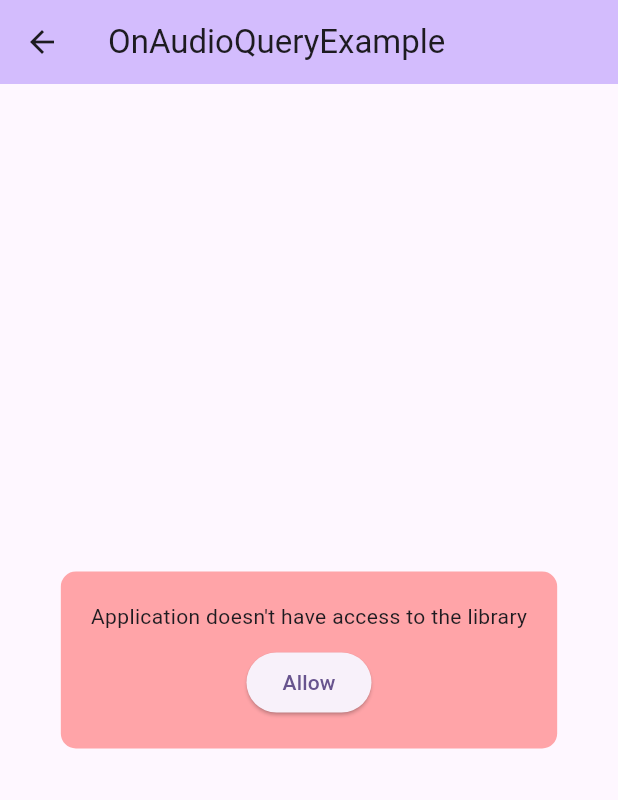
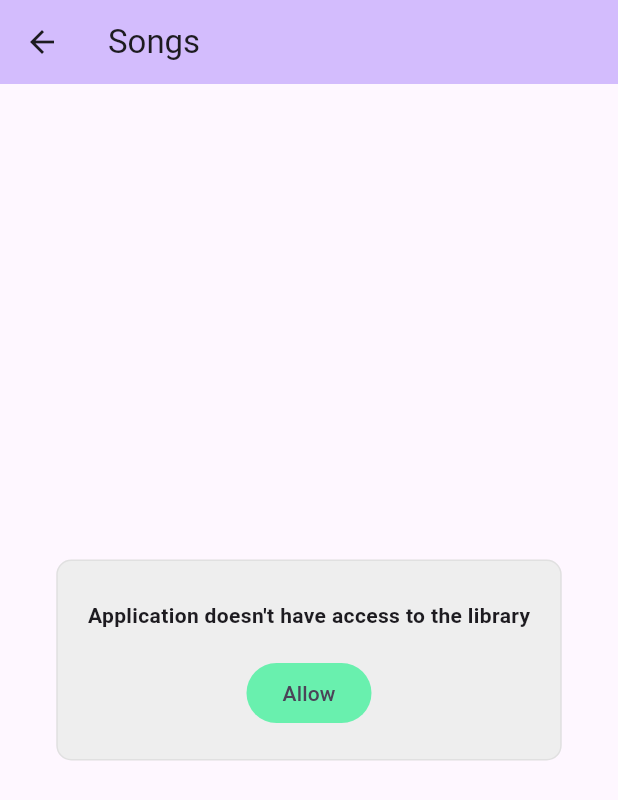
Before and after one commit to hasansujon786/lume-music-player, a Flutter app: the screen it shows after launch, after a tap on "Songs", on a phone screen of 412 x 824 dp. Shown: the top 800 px of the screen. Run offline on Flutter 3.47's test engine with Material 3 defaults, Android fonts, the phone set to English and light mode, and no system bars; our stand-ins replace equatable, flutter_bloc, freezed_annotation, just_audio, permission_handler; missing offline and left inert: on_audio_query_forked.

Commit message:
feat: show song & artisl list

```diff
--- /dev/null
+++ b/lib/common/routes/route_generator.dart
@@ -0,0 +1,33 @@
+import 'package:flutter/material.dart';
+
+import '../../features/browse/screens/artists_screen.dart';
+import '../../features/browse/screens/songs_screen.dart';
+import '../../features/home/screens/home_screen.dart';
+import '../../features/player/screens/player_screen.dart';
+import '../../features/player/screens/playlist.dart';
+import '../../features/setting/screens/permissions.dart';
+import 'routes.dart';
+
+class RouteGenerator {
+  static Route<dynamic> generateRoute(RouteSettings settings) {
+    switch (settings.name) {
+      case Routes.landing:
+        return MaterialPageRoute(builder: (context) => HomeScreen(title: 'LumeMusicPlayer'));
+
+      case Routes.player:
+        return MaterialPageRoute(builder: (context) => PlayerScreen());
+      case Routes.playlist:
+        return MaterialPageRoute(builder: (context) => Playlist());
+
+      case Routes.browseArtists:
+        return MaterialPageRoute(builder: (context) => ArtistsScreen());
+      case Routes.browseSongs:
+        return MaterialPageRoute(builder: (context) => SongsScreen());
+      case Routes.permissions:
+        return MaterialPageRoute(builder: (context) => PermissionsScreen());
+
+      default:
+        return MaterialPageRoute(builder: (context) => HomeScreen(title: 'LumeMusicPlayer'));
+    }
+  }
+}
--- /dev/null
+++ b/lib/common/routes/routes.dart
@@ -0,0 +1,16 @@
+class Routes {
+  // Global routes
+  static const String landing = '/';
+
+  static const String player = '/player';
+  static const String playlist = '/playlist';
+
+  static const String browseSongs = '/songs';
+  static const String browseArtists = '/artists';
+
+  static const String permissions = '/permissions';
+
+  /**
+   * Page specific routes
+   */
+}
--- /dev/null
+++ b/lib/features/browse/cubit/media_cubit.dart
@@ -0,0 +1,90 @@
+import 'package:flutter_bloc/flutter_bloc.dart';
+import 'package:freezed_annotation/freezed_annotation.dart';
+import 'package:on_audio_query_forked/on_audio_query.dart';
+
+part 'media_cubit.freezed.dart';
+
+class MediaCubit extends Cubit<MediaState> {
+  final OnAudioQuery _audioQuery;
+
+  MediaCubit(this._audioQuery) : super(const MediaState()) {
+    // LogConfig logConfig = LogConfig(logType: LogType.DEBUG);
+    // _audioQuery.setLogConfig(logConfig);
+    _init();
+  }
+
+  Future<void> _init() async {
+    final hasPermission = await checkAndRequestPermissions();
+    if (hasPermission) {
+      loadSongs(retry: true);
+    }
+  }
+
+  Future<bool> checkAndRequestPermissions({bool retry = false}) async {
+    final permission = await _audioQuery.checkAndRequest(retryRequest: retry);
+    emit(state.copyWith(hasPermission: permission));
+    return permission;
+  }
+
+  Future<void> loadSongs({bool retry = false}) async {
+    if (!retry && state.songs.isNotEmpty) return;
+
+    emit(state.copyWith(isLoading: true));
+    try {
+      final songs = await _audioQuery.querySongs(
+        sortType: SongSortType.TITLE,
+        orderType: OrderType.ASC_OR_SMALLER,
+        uriType: UriType.EXTERNAL,
+        ignoreCase: true,
+      );
+      emit(state.copyWith(isLoading: false, songs: songs));
+    } catch (e) {
+      emit(state.copyWith(isLoading: false, error: e.toString()));
+    }
+  }
+
+  Future<void> loadArtists({bool retry = false}) async {
+    if (!retry && state.artists.isNotEmpty) return;
+
+    emit(state.copyWith(isLoading: true));
+    try {
+      final artists = await _audioQuery.queryArtists();
+      emit(state.copyWith(isLoading: false, artists: artists));
+    } catch (e) {
+      emit(state.copyWith(isLoading: false, error: e.toString()));
+    }
+  }
+
+  Future<void> loadAlbums({bool retry = false}) async {
+    if (!retry && state.albums.isNotEmpty) return;
+
+    emit(state.copyWith(isLoading: true));
+    try {
+      final albums = await _audioQuery.queryAlbums();
+      emit(state.copyWith(isLoading: false, albums: albums));
+    } catch (e) {
+      emit(state.copyWith(isLoading: false, error: e.toString()));
+    }
+  }
+}
+
+@freezed
+abstract class MediaState with _$MediaState {
+  const factory MediaState({
+    @Default([]) List<SongModel> songs,
+    @Default([]) List<ArtistModel> artists,
+    @Default([]) List<AlbumModel> albums,
+    @Default(false) bool isLoading,
+    @Default(false) bool hasPermission,
+    String? error,
+  }) = _MediaState;
+}
+
+class AudioQueryManager {
+  static final AudioQueryManager _instance = AudioQueryManager._internal();
+  factory AudioQueryManager() => _instance;
+  AudioQueryManager._internal();
+
+  // Public fields
+  final OnAudioQuery audioQuery = OnAudioQuery();
+}
--- /dev/null
+++ b/lib/features/browse/screens/songs_screen.dart
@@ -0,0 +1,120 @@
+import 'package:flutter/material.dart';
+import 'package:flutter_bloc/flutter_bloc.dart';
+import 'package:on_audio_query_forked/on_audio_query.dart';
+
+import '../../../common/routes/routes.dart';
+import '../../browse/cubit/media_cubit.dart';
+import '../../player/cubit/audio_player_cubit.dart';
+
+class SongsScreen extends StatefulWidget {
+  const SongsScreen({super.key});
+
+  @override
+  State<SongsScreen> createState() => _SongsScreenState();
+}
+
+class _SongsScreenState extends State<SongsScreen> {
+  final _audioQuery = AudioQueryManager().audioQuery;
+
+  @override
+  void initState() {
+    super.initState();
+  }
+
+  checkAndRequestPermissions({bool retry = false}) async {
+    context.read<MediaCubit>().checkAndRequestPermissions(retry: true);
+  }
+
+  @override
+  Widget build(BuildContext context) {
+    return Scaffold(
+      appBar: AppBar(
+        backgroundColor: Theme.of(context).colorScheme.inversePrimary,
+        title: const Text('Songs'),
+      ),
+      body: BlocBuilder<MediaCubit, MediaState>(
+        builder: (context, state) {
+          if (!state.hasPermission) {
+            return noAccessToLibraryWidget();
+          }
+          if (state.isLoading) {
+            return const SizedBox();
+          }
+          if (state.error != null) {
+            return Text(state.error.toString());
+          }
+
+          return buildListView(state.songs);
+        },
+      ),
+    );
+  }
+
+  Widget buildListView(List<SongModel> songs) {
+    if (songs.isEmpty) return const Text('Nothing found!');
+
+    return ListView.builder(
+      itemCount: songs.length,
+      itemBuilder: (context, index) {
+        return ListTile(
+          onTap: () async {
+            // TODO: restrict double tap
+            final navigate = Navigator.of(context).pushNamed;
+            await context.read<AudioPlayerCubit>().setAudioFromFile(
+              songs,
+              shouldPlay: true,
+              index: index,
+            );
+            navigate(Routes.player);
+          },
+          title: Text(songs[index].title),
+          subtitle: Text(songs[index].artist ?? 'No Artist'),
+          leading: Container(
+            clipBehavior: Clip.antiAlias,
+            decoration: BoxDecoration(
+              color: Colors.grey.shade300,
+              borderRadius: BorderRadius.circular(4),
+            ),
+            child: QueryArtworkWidget(
+              artworkClipBehavior: Clip.none,
+              controller: _audioQuery,
+              id: songs[index].id,
+              type: ArtworkType.AUDIO,
+            ),
+          ),
+        );
+      },
+    );
+  }
+
+  Widget noAccessToLibraryWidget() {
+    return Center(
+      child: Container(
+        decoration: BoxDecoration(
+          borderRadius: BorderRadius.circular(10),
+          color: Colors.grey.shade200,
+          border: BoxBorder.all(color: Colors.grey.shade300),
+        ),
+        padding: const EdgeInsets.all(20),
+        child: Column(
+          mainAxisSize: MainAxisSize.min,
+          children: [
+            const SizedBox(height: 6),
+            const Text(
+              "Application doesn't have access to the library",
+              style: TextStyle(fontSize: 14, fontWeight: FontWeight.w600),
+            ),
+            const SizedBox(height: 18),
+            FilledButton.tonal(
+              style: ButtonStyle(
+                backgroundColor: WidgetStateProperty.all(Colors.greenAccent.shade200),
+              ),
+              onPressed: () => checkAndRequestPermissions(retry: true),
+              child: const Text('Allow'),
+            ),
+          ],
+        ),
+      ),
+    );
+  }
+}
--- a/lib/features/home/screens/home_screen.dart
+++ b/lib/features/home/screens/home_screen.dart
@@ -1,14 +1,11 @@
 import 'package:flutter/material.dart';
 
-import '../../player/screens/player_screen.dart';
-import '../../player/screens/songs_screen.dart';
-import '../../setting/screens/permissions.dart';
+import '../../../common/routes/routes.dart';
 
 class HomeScreen extends StatefulWidget {
   const HomeScreen({super.key, required this.title});
   final String title;
 
-  static const routeName = '/';
   @override
   State<HomeScreen> createState() => _HomeScreenState();
 }
@@ -20,22 +17,28 @@ class _HomeScreenState extends State<HomeScreen> {
       appBar: AppBar(
         backgroundColor: Theme.of(context).colorScheme.inversePrimary,
         title: Text(widget.title),
+        actions: [
+          IconButton(
+            onPressed: () => Navigator.pushNamed(context, Routes.permissions),
+            icon: Icon(Icons.settings_rounded),
+          ),
+        ],
       ),
       body: Center(
         child: Column(
           mainAxisAlignment: MainAxisAlignment.center,
           children: <Widget>[
             TextButton(
-              onPressed: () => Navigator.pushNamed(context, PlayerScreen.routeName),
+              onPressed: () => Navigator.pushNamed(context, Routes.player),
               child: Text('Open Player'),
             ),
             TextButton(
-              onPressed: () => Navigator.pushNamed(context, SongsScreen.routeName),
+              onPressed: () => Navigator.pushNamed(context, Routes.browseSongs),
               child: Text('Songs'),
             ),
             TextButton(
-              onPressed: () => Navigator.pushNamed(context, PermissionsScreen.routeName),
-              child: Text('Permissions'),
+              onPressed: () => Navigator.pushNamed(context, Routes.browseArtists),
+              child: Text('Artists'),
             ),
           ],
         ),
--- a/lib/features/player/screens/player_screen.dart
+++ b/lib/features/player/screens/player_screen.dart
@@ -6,7 +6,6 @@ import '../widgets/widgets.dart';
 class PlayerScreen extends StatefulWidget {
   const PlayerScreen({super.key});
 
-  static const routeName = '/player';
   @override
   State<PlayerScreen> createState() => _PlayerScreenState();
 }
--- a/lib/features/player/screens/playlist.dart
+++ b/lib/features/player/screens/playlist.dart
@@ -6,7 +6,6 @@ import '../cubit/audio_player_cubit.dart';
 class Playlist extends StatefulWidget {
   const Playlist({super.key});
 
-  static const routeName = '/playlist';
   @override
   State<Playlist> createState() => _PlaylistState();
 }
@@ -28,7 +27,10 @@ class _PlaylistState extends State<Playlist> {
                 ),
                 title: Text(item.title),
                 trailing: Icon(Icons.menu),
-                onTap: () => context.read<AudioPlayerCubit>().playWithIndex(index),
+                onTap: () {
+                  context.read<AudioPlayerCubit>().selectAudioWithIndex(index);
+                  context.read<AudioPlayerCubit>().play();
+                },
               );
             },
           );
--- a/lib/features/player/screens/songs_screen.dart
+++ /dev/null
@@ -1,129 +0,0 @@
-import 'package:flutter/material.dart';
-import 'package:flutter_bloc/flutter_bloc.dart';
-import 'package:on_audio_query_forked/on_audio_query.dart';
-
-import '../cubit/audio_player_cubit.dart';
-import 'player_screen.dart';
-
-class SongsScreen extends StatefulWidget {
-  const SongsScreen({super.key});
-
-  static const routeName = '/songs';
-  @override
-  State<SongsScreen> createState() => _SongsScreenState();
-}
-
-class _SongsScreenState extends State<SongsScreen> {
-  // Main method.
-  final OnAudioQuery _audioQuery = OnAudioQuery();
-
-  // Indicate if application has permission to the library.
-  bool _hasPermission = false;
-
-  @override
-  void initState() {
-    super.initState();
-    // (Optinal) Set logging level. By default will be set to 'WARN'.
-    //
-    // Log will appear on:
-    //  * XCode: Debug Console
-    //  * VsCode: Debug Console
-    //  * Android Studio: Debug and Logcat Console
-    LogConfig logConfig = LogConfig(logType: LogType.DEBUG);
-    _audioQuery.setLogConfig(logConfig);
-
-    // Check and request for permission.
-    checkAndRequestPermissions();
-  }
-
-  checkAndRequestPermissions({bool retry = false}) async {
-    // The param 'retryRequest' is false, by default.
-    _hasPermission = await _audioQuery.checkAndRequest(retryRequest: retry);
-
-    // Only call update the UI if application has all required permissions.
-    _hasPermission ? setState(() {}) : null;
-  }
-
-  @override
-  Widget build(BuildContext context) {
-    return Scaffold(
-      appBar: AppBar(
-        backgroundColor: Theme.of(context).colorScheme.inversePrimary,
-        title: const Text('OnAudioQueryExample'),
-      ),
-      body: Center(
-        child: !_hasPermission
-            ? noAccessToLibraryWidget()
-            : FutureBuilder<List<SongModel>>(
-                // Default values:
-                future: _audioQuery.querySongs(
-                  sortType: null,
-                  orderType: OrderType.ASC_OR_SMALLER,
-                  uriType: UriType.EXTERNAL,
-                  ignoreCase: true,
-                ),
-                builder: (context, item) {
-                  // Display error, if any.
-                  if (item.hasError) {
-                    return Text(item.error.toString());
-                  }
-
-                  // Waiting content.
-                  if (item.data == null) {
-                    return const CircularProgressIndicator();
-                  }
-
-                  // 'Library' is empty.
-                  if (item.data!.isEmpty) return const Text('Nothing found!');
-
-                  // You can use [item.data!] direct or you can create a:
-                  // List<SongModel> songs = item.data!;
-                  return ListView.builder(
-                    itemCount: item.data!.length,
-                    itemBuilder: (context, index) {
-                      return ListTile(
-                        onTap: () async {
-                          final song = item.data![index];
-                          context.read<AudioPlayerCubit>().setAudioFromFile([song, item.data![index + 1]]);
-                          Navigator.of(context).pushNamed(PlayerScreen.routeName);
-                        },
-                        title: Text(item.data![index].title),
-                        subtitle: Text(item.data![index].artist ?? 'No Artist'),
-                        trailing: const Icon(Icons.arrow_forward_rounded),
-                        // This Widget will query/load image.
-                        // You can use/create your own widget/method using [queryArtwork].
-                        leading: QueryArtworkWidget(
-                          controller: _audioQuery,
-                          id: item.data![index].id,
-                          type: ArtworkType.AUDIO,
-                        ),
-                      );
-                    },
-                  );
-                },
-              ),
-      ),
-    );
-  }
-
-  Widget noAccessToLibraryWidget() {
-    return Container(
-      decoration: BoxDecoration(
-        borderRadius: BorderRadius.circular(10),
-        color: Colors.redAccent.withOpacity(0.5),
-      ),
-      padding: const EdgeInsets.all(20),
-      child: Column(
-        mainAxisSize: MainAxisSize.min,
-        children: [
-          const Text("Application doesn't have access to the library"),
-          const SizedBox(height: 10),
-          ElevatedButton(
-            onPressed: () => checkAndRequestPermissions(retry: true),
-            child: const Text('Allow'),
-          ),
-        ],
-      ),
-    );
-  }
-}
--- a/lib/features/player/widgets/player_main_controlls.dart
+++ b/lib/features/player/widgets/player_main_controlls.dart
@@ -2,8 +2,8 @@ import 'package:flutter/material.dart';
 import 'package:flutter_bloc/flutter_bloc.dart';
 import 'package:just_audio/just_audio.dart';
 
+import '../../../common/routes/routes.dart';
 import '../cubit/audio_player_cubit.dart';
-import '../screens/playlist.dart';
 
 class PlayerMainControlls extends StatelessWidget {
   const PlayerMainControlls({super.key});
@@ -48,7 +48,7 @@ class PlayerMainControlls extends StatelessWidget {
                   isSelected: false,
                   icon: Icon(Icons.playlist_play_rounded),
                   onPressed: () {
-                    Navigator.pushNamed(context, Playlist.routeName);
+                    Navigator.pushNamed(context, Routes.playlist);
                   },
                 ),
               ],
--- /dev/null
+++ b/lib/features/setting/cubit/settings_cubit.dart
@@ -0,0 +1,19 @@
+import 'package:equatable/equatable.dart';
+import 'package:flutter_bloc/flutter_bloc.dart';
+
+class SettingsCubit extends Cubit<SettingsState> {
+  SettingsCubit() : super(SettingsState.initial());
+}
+
+class SettingsState extends Equatable {
+  const SettingsState();
+
+  factory SettingsState.initial() => SettingsState();
+
+  SettingsState copyWith() {
+    return SettingsState();
+  }
+
+  @override
+  List<Object?> get props => [];
+}
--- a/lib/features/setting/screens/permissions.dart
+++ b/lib/features/setting/screens/permissions.dart
@@ -6,7 +6,6 @@ import 'package:permission_handler/permission_handler.dart';
 class PermissionsScreen extends StatefulWidget {
   const PermissionsScreen({super.key});
 
-  static const routeName = '/permissions';
   @override
   State<PermissionsScreen> createState() => _PermissionsScreenState();
 }
--- a/lib/main.dart
+++ b/lib/main.dart
@@ -1,12 +1,11 @@
 import 'package:flutter/material.dart';
 import 'package:flutter_bloc/flutter_bloc.dart';
 
-import 'features/home/screens/home_screen.dart';
+import 'common/routes/route_generator.dart';
+import 'common/routes/routes.dart';
+import 'features/browse/cubit/media_cubit.dart';
 import 'features/player/cubit/audio_player_cubit.dart';
-import 'features/player/screens/player_screen.dart';
-import 'features/player/screens/playlist.dart';
-import 'features/player/screens/songs_screen.dart';
-import 'features/setting/screens/permissions.dart';
+import 'features/setting/cubit/settings_cubit.dart';
 
 void main() {
   runApp(const MyApp());
@@ -17,28 +16,18 @@
 
   @override
   Widget build(BuildContext context) {
-    return BlocProvider(
-      create: (context) => AudioPlayerCubit(),
+    return MultiBlocProvider(
+      providers: [
+        BlocProvider<AudioPlayerCubit>(create: (context) => AudioPlayerCubit()),
+        BlocProvider<SettingsCubit>(create: (context) => SettingsCubit()),
+        BlocProvider<MediaCubit>(create: (context) => MediaCubit(AudioQueryManager().audioQuery)),
+      ],
       child: MaterialApp(
+        debugShowCheckedModeBanner: false,
         title: 'Flutter Demo',
         theme: ThemeData(colorScheme: ColorScheme.fromSeed(seedColor: Colors.deepPurple)),
-        home: const HomeScreen(title: 'LumeMusicPlayer'),
-        onGenerateRoute: (settings) {
-          switch (settings.name) {
-            case PlayerScreen.routeName:
-              return MaterialPageRoute(builder: (context) => PlayerScreen());
-            case Playlist.routeName:
-              return MaterialPageRoute(builder: (context) => Playlist());
-            case SongsScreen.routeName:
-              return MaterialPageRoute(builder: (context) => SongsScreen());
-            case PermissionsScreen.routeName:
-              return MaterialPageRoute(builder: (context) => PermissionsScreen());
-            case HomeScreen.routeName:
-              return MaterialPageRoute(builder: (context) => HomeScreen(title: 'LumeMusicPlayer'));
-            default:
-              return MaterialPageRoute(builder: (context) => HomeScreen(title: 'LumeMusicPlayer'));
-          }
-        },
+        onGenerateRoute: RouteGenerator.generateRoute,
+        initialRoute: Routes.landing,
       ),
     );
   }
```
Also changed, not shown: lib/features/browse/screens/artists_screen.dart (added, +119 -0 lines), lib/features/player/cubit/audio_player_cubit.dart (+11 -9 lines), lib/features/browse/cubit/media_cubit.freezed.dart (added).
